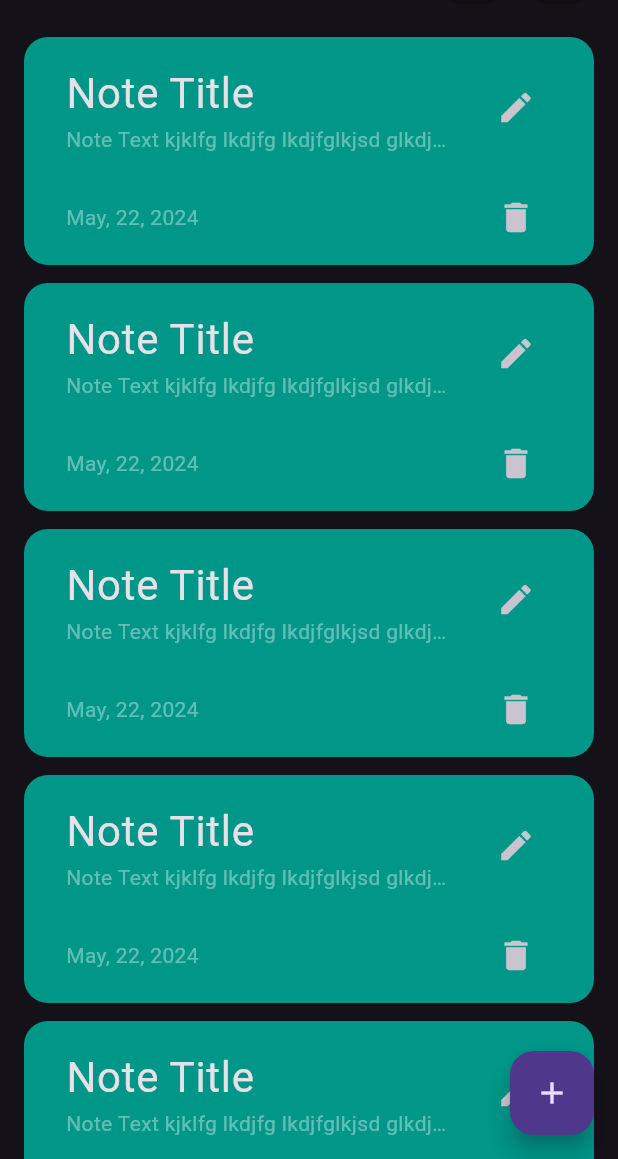
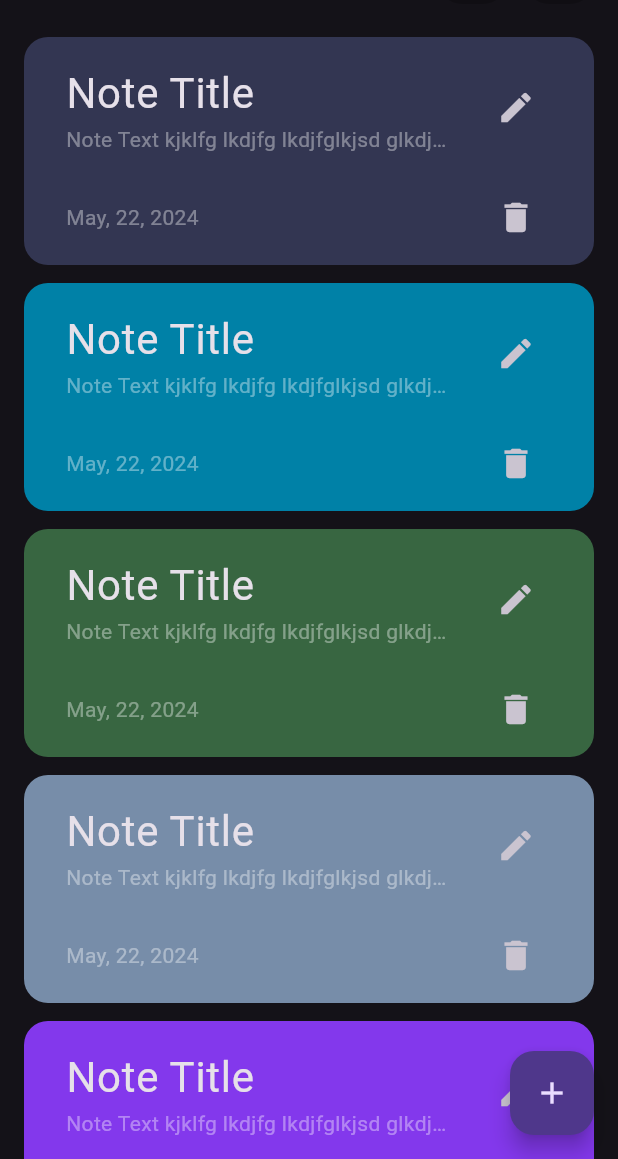
Before and after one commit to AliA5y/pretty_notes, a Flutter app: the screen it shows after launch, on a phone screen of 412 x 824 dp, the part 77-1236 px from its top. Run offline on Flutter 3.47's test engine with Material 3 defaults, Android fonts, the phone set to English and light mode, and no system bars; our stand-ins replace hive, hive_flutter; accounts and stored records are empty.

Commit message:
added colors list and modified note card to accept color as a parameter

```diff
--- a/lib/constants.dart
+++ b/lib/constants.dart
@@ -3,3 +3,12 @@ import 'package:flutter/material.dart';
 const kPremaryColor = Colors.teal;
 
 const kNotesBox = 'note_box';
+List<Color> colors = [
+  Color(0xFF333652),
+  Color(0xFF0081a7),
+  Color(0xFF386641),
+  Color(0xFF778da9),
+  Color(0xFF8338EC),
+  Color(0xFF3A86FF),
+  Color(0xFF9d0208),
+];
--- a/lib/views/widgets/note_card.dart
+++ b/lib/views/widgets/note_card.dart
@@ -1,8 +1,9 @@
 import 'package:flutter/material.dart';
 
 class NoteCard extends StatelessWidget {
-  const NoteCard({super.key, this.onTap});
+  const NoteCard({super.key, this.onTap, required this.color});
   final void Function()? onTap;
+  final Color color;
 
   @override
   Widget build(BuildContext context) {
@@ -12,9 +13,9 @@ class NoteCard extends StatelessWidget {
         onTap: () {},
         child: Container(
             padding: const EdgeInsets.symmetric(horizontal: 28, vertical: 8),
-            decoration: const BoxDecoration(
-              color: Colors.teal,
-              borderRadius: BorderRadius.all(
+            decoration: BoxDecoration(
+              color: color,
+              borderRadius: const BorderRadius.all(
                 Radius.circular(16),
               ),
             ),
--- a/lib/views/widgets/notes_list_view.dart
+++ b/lib/views/widgets/notes_list_view.dart
@@ -1,4 +1,5 @@
 import 'package:flutter/material.dart';
+import 'package:pretty_notes/constants.dart';
 import 'package:pretty_notes/views/widgets/note_card.dart';
 
 class NotesListView extends StatelessWidget {
@@ -10,7 +11,9 @@ class NotesListView extends StatelessWidget {
       padding: EdgeInsets.all(0),
       itemCount: 10,
       itemBuilder: (context, index) {
-        return NoteCard();
+        return NoteCard(
+          color: colors[index % colors.length],
+        );
       },
     );
   }
```
